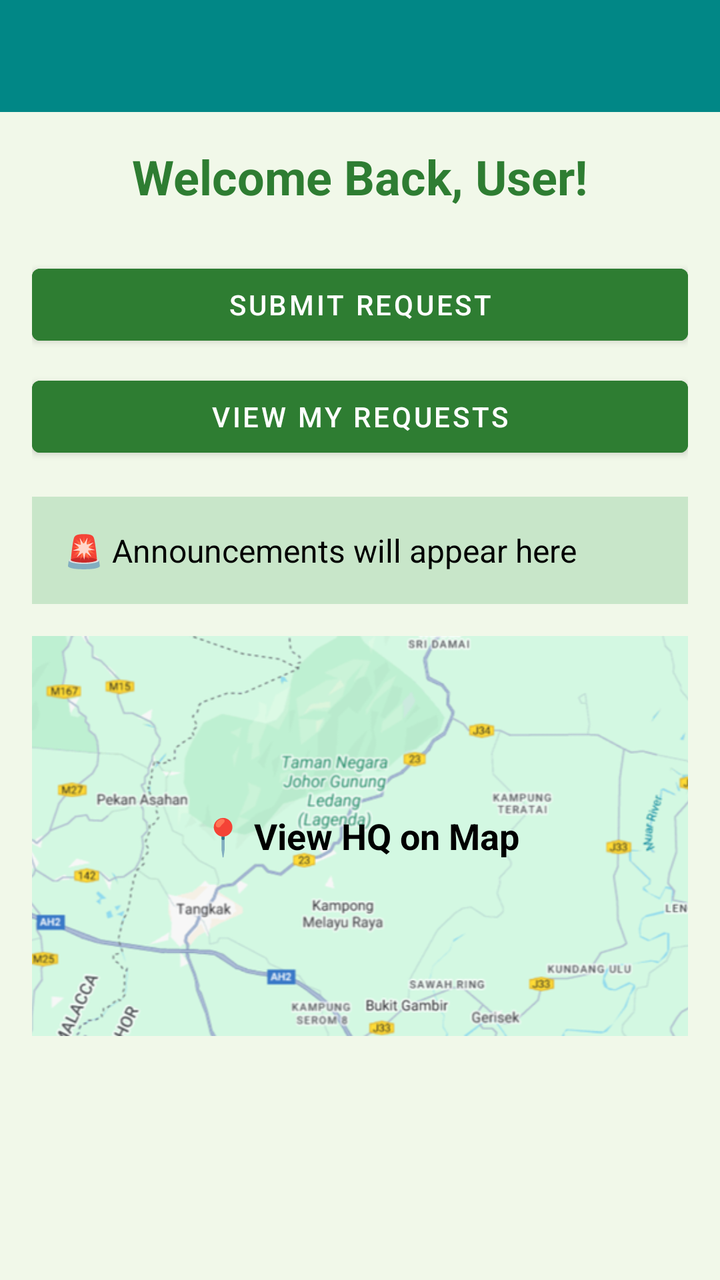
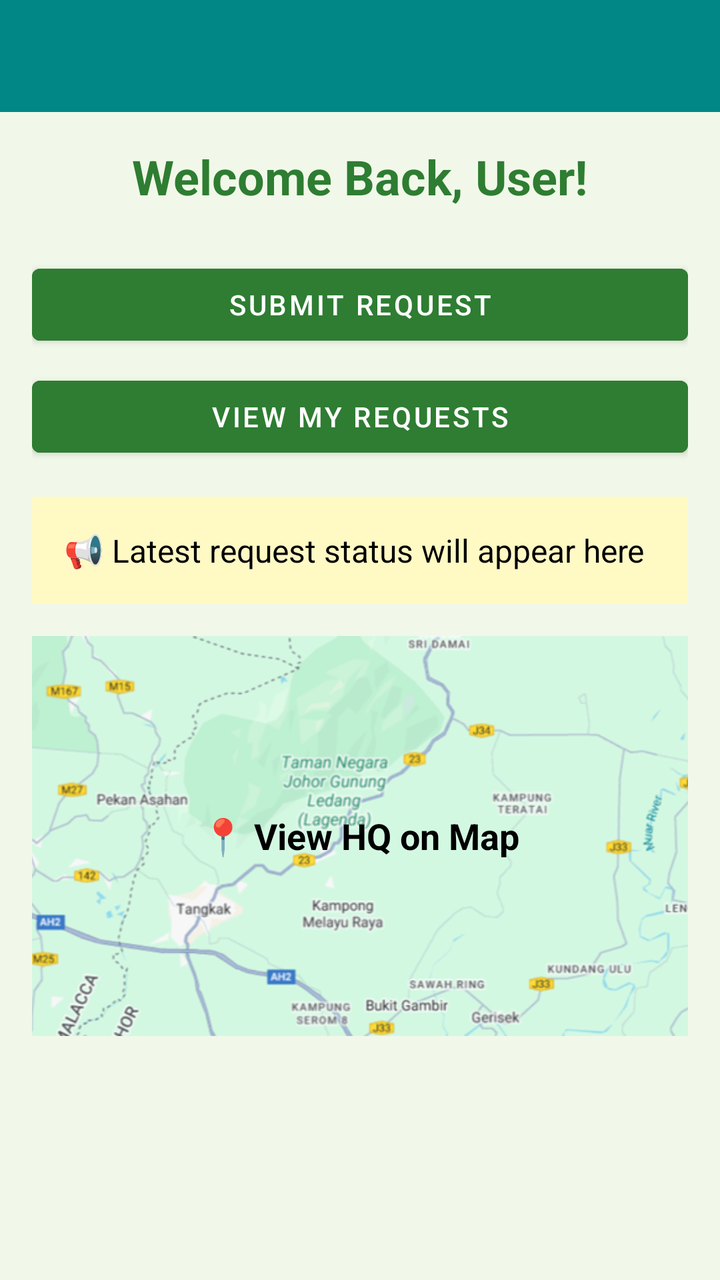

The first picture is an Android layout as it rendered before a commit; the second is the same layout after the commit. The layout source and the unified diff follow.
<!-- AndroidManifest.xml: application theme Theme.Lab_REST -->
<!-- res/layout/activity_user_home.xml -->
<?xml version="1.0" encoding="utf-8"?>
<LinearLayout
    xmlns:android="http://schemas.android.com/apk/res/android"
    xmlns:tools="http://schemas.android.com/tools"
    xmlns:app="http://schemas.android.com/apk/res-auto"
    android:orientation="vertical"
    android:layout_width="match_parent"
    android:layout_height="match_parent"
    android:background="#F1F8E9"
    tools:context=".UserHomeActivity">

    
    <com.google.android.material.appbar.MaterialToolbar
        android:id="@+id/userToolbar"
        android:layout_width="match_parent"
        android:layout_height="?attr/actionBarSize"
        android:background="?attr/colorPrimary"
        android:title="EcoPoints"
        android:titleTextColor="@android:color/white"
        android:theme="@style/ThemeOverlay.Material3.Dark.ActionBar"
        app:popupTheme="@style/ThemeOverlay.Material3.Light" />

    
    <ScrollView
        android:layout_width="match_parent"
        android:layout_height="0dp"
        android:layout_weight="1"
        android:padding="16dp">

        <LinearLayout
            android:layout_width="match_parent"
            android:layout_height="wrap_content"
            android:orientation="vertical"
            android:gravity="center_horizontal">

            
            <TextView
                android:id="@+id/tvWelcome"
                android:layout_width="wrap_content"
                android:layout_height="wrap_content"
                android:text="Welcome Back, User!"
                android:textSize="24sp"
                android:textStyle="bold"
                android:textColor="#2E7D32"
                android:layout_marginBottom="16dp" />

            
            <Button
                android:id="@+id/btnSubmitRequest"
                android:layout_width="match_parent"
                android:layout_height="wrap_content"
                android:text="Submit Request"
                android:layout_marginTop="8dp"
                android:backgroundTint="#2E7D32"
                android:textColor="#FFFFFF" />

            <Button
                android:id="@+id/btnViewRequests"
                android:layout_width="match_parent"
                android:layout_height="wrap_content"
                android:layout_marginTop="8dp"
                android:backgroundTint="#2E7D32"
                android:text="View My Requests"
                android:textColor="#FFFFFF" />

            
            <TextView
                android:id="@+id/tvAnnouncements"
                android:layout_width="match_parent"
                android:layout_height="wrap_content"
                android:layout_marginTop="16dp"
                android:layout_marginBottom="16dp"
                android:background="#C8E6C9"
                android:padding="16dp"
                android:text="🚨 Announcements will appear here"
                android:textColor="#000000"
                android:textSize="16sp" />

            
            <FrameLayout
                android:id="@+id/mapClickableArea"
                android:layout_width="match_parent"
                android:layout_height="200dp"
                android:layout_marginBottom="24dp">

                <ImageView
                    android:id="@+id/imgHQMap"
                    android:layout_width="match_parent"
                    android:layout_height="match_parent"
                    android:scaleType="centerCrop"
                    android:src="@drawable/hq_map"
                    android:contentDescription="HQ Map" />

                <TextView
                    android:id="@+id/tvOverlayMap"
                    android:layout_width="wrap_content"
                    android:layout_height="wrap_content"
                    android:text="📍 View HQ on Map"
                    android:textColor="@android:color/black"
                    android:textStyle="bold"
                    android:textSize="18sp"
                    android:background="@android:color/transparent"
                    android:layout_gravity="center"
                    android:padding="8dp"
                    android:clickable="true"
                    android:focusable="true"
                    android:elevation="4dp" />
            </FrameLayout>

        </LinearLayout>
    </ScrollView>
</LinearLayout>
<!-- resources referenced by this layout -->
<resources>
  <!-- drawable hq_map: png bitmap (drawable, 131609 bytes) -->
  <style name="Theme.Lab_REST" parent="Theme.MaterialComponents.DayNight.NoActionBar">
          
          <item name="colorPrimary">@color/teal_700</item>
          <item name="colorPrimaryVariant">@color/teal_900</item>
          <item name="colorOnPrimary">@color/white</item>
  
          <item name="colorSecondary">@color/amber_500</item>
          <item name="colorSecondaryVariant">@color/amber_700</item>
          <item name="colorOnSecondary">@color/black</item>
  
          
          <item name="android:statusBarColor">@color/teal_900</item>
          <item name="android:navigationBarColor">@color/black</item>
  
          
          
          <item name="windowActionBar">false</item>
          <item name="windowNoTitle">true</item>
      </style>
  <color name="teal_700">#018786</color>
  <color name="teal_900">#00574B</color>
  <color name="white">#FFFFFF</color>
  <color name="amber_500">#FFC107</color>
  <color name="amber_700">#FFA000</color>
  <color name="black">#000000</color>
</resources>

<!-- the commit's change to res/layout/activity_user_home.xml (unified diff, before → after) -->
@@ -64,15 +64,16 @@
                 android:textColor="#FFFFFF" />
 
             
+            
             <TextView
                 android:id="@+id/tvAnnouncements"
                 android:layout_width="match_parent"
                 android:layout_height="wrap_content"
                 android:layout_marginTop="16dp"
                 android:layout_marginBottom="16dp"
-                android:background="#C8E6C9"
+                android:background="#FFF9C4"
                 android:padding="16dp"
-                android:text="🚨 Announcements will appear here"
+                android:text="📢 Latest request status will appear here"
                 android:textColor="#000000"
                 android:textSize="16sp" />
 
